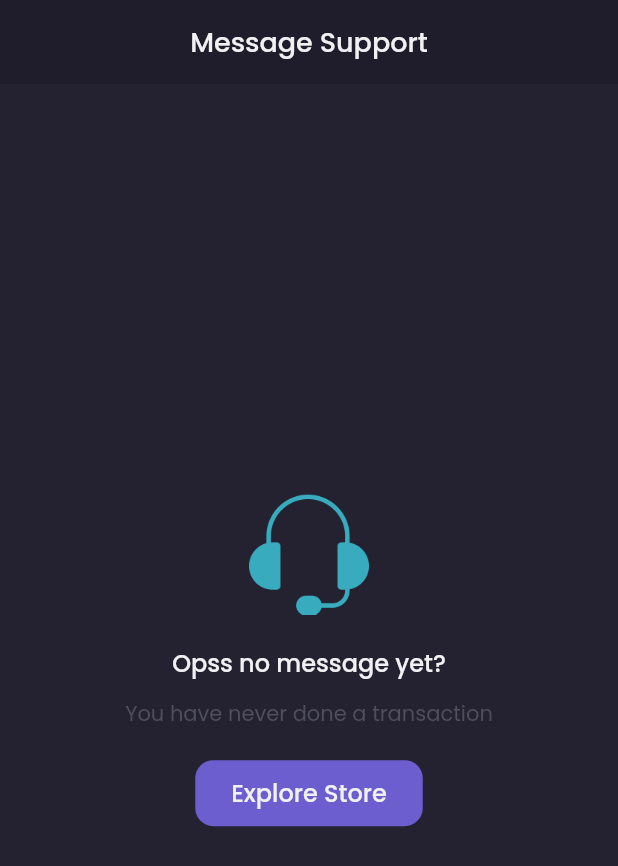
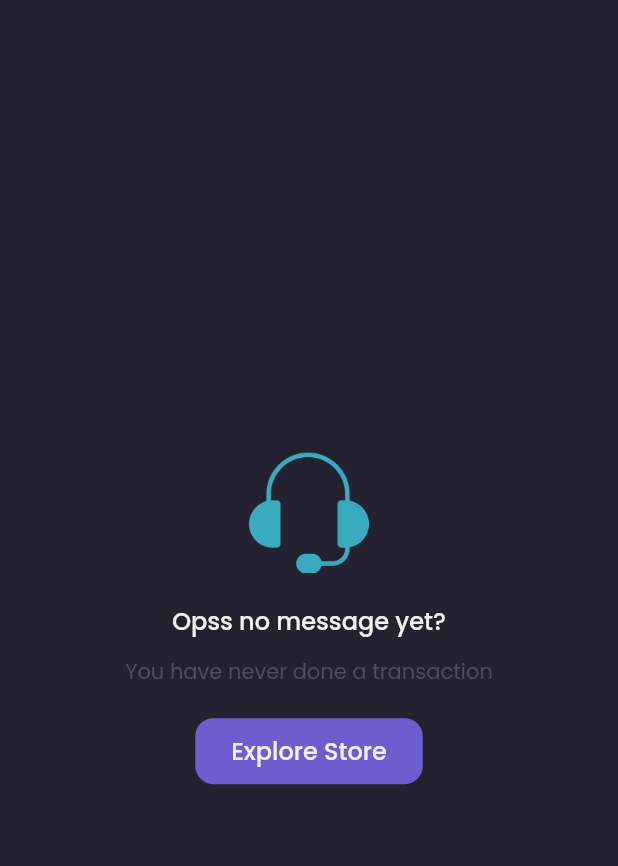
Before and after one commit to muhafs/flutter_yalla, a Flutter app: the EmptyPage widget shown alone on an empty page, opened directly, on a phone screen of 412 x 824 dp. Shown: the top 866 px of the screen. Run offline on Flutter 3.47's test engine with Material 2 defaults, Android fonts, the phone set to English and light mode, and no system bars; our stand-ins replace google_fonts.

Commit message:
- features: split empty page components into page app bar and empty page content to make it more reusablilty

```diff
--- a/lib/components/empty_page.dart
+++ b/lib/components/empty_page.dart
@@ -4,14 +4,12 @@ import 'package:yalla/theme.dart';
 class EmptyPage extends StatelessWidget {
   const EmptyPage({
     super.key,
-    required this.pageHeader,
     required this.imagePath,
     required this.title,
     required this.subTitle,
     required this.buttonText,
   });
 
-  final String pageHeader;
   final String imagePath;
   final String title;
   final String subTitle;
@@ -19,23 +17,7 @@ class EmptyPage extends StatelessWidget {
 
   @override
   Widget build(BuildContext context) {
-    return Column(
-      mainAxisAlignment: MainAxisAlignment.center,
-      children: [
-        AppBar(
-          backgroundColor: kBackground1,
-          centerTitle: true,
-          automaticallyImplyLeading: false,
-          elevation: 0,
-          title: Text(
-            pageHeader,
-            style: kTextStylePrimary.copyWith(
-              fontSize: 18,
-              fontWeight: medium,
-            ),
-          ),
-        ),
-        Expanded(
+    return Expanded(
       child: Container(
         width: double.infinity,
         color: kBackground3,
@@ -86,8 +68,6 @@ class EmptyPage extends StatelessWidget {
           ],
         ),
       ),
-        ),
-      ],
     );
   }
 }
```
Also changed, not shown: lib/components/page_app_bar.dart (added, +27 -0 lines). Lines whose indentation alone changed are shown as unchanged.
